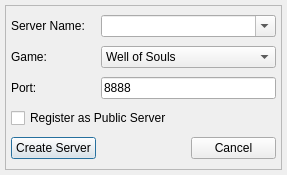
Before: the Qt Designer form ui/createinstance.ui in StarixWoS/ReMix, drawn with Qt 5.
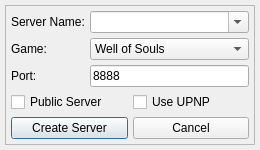
After: the same form once the commit is applied.

Commit message: Change: Add toggles to enable or disable UPNP instead of being enabled by default. Change: A Server Instances UPNP status will now be saved to settings.

The edit to the form file:
```diff
--- a/ui/createinstance.ui
+++ b/ui/createinstance.ui
@@ -6,8 +6,8 @@
    <rect>
     <x>0</x>
     <y>0</y>
-    <width>287</width>
-    <height>175</height>
+    <width>260</width>
+    <height>150</height>
    </rect>
   </property>
   <property name="windowTitle">
@@ -37,7 +37,7 @@
      <property name="frameShadow">
       <enum>QFrame::Raised</enum>
      </property>
-     <layout class="QGridLayout" name="gridLayout_2">
+     <layout class="QGridLayout" name="gridLayout_3">
       <property name="leftMargin">
        <number>5</number>
       </property>
@@ -53,36 +53,6 @@
       <property name="spacing">
        <number>5</number>
       </property>
-      <item row="3" column="0" colspan="3">
-       <widget class="QCheckBox" name="isPublic">
-        <property name="text">
-         <string>Register as Public Server</string>
-        </property>
-       </widget>
-      </item>
-      <item row="4" column="0">
-       <widget class="QPushButton" name="initializeServer">
-        <property name="sizePolicy">
-         <sizepolicy hsizetype="Minimum" vsizetype="Fixed">
-          <horstretch>0</horstretch>
-          <verstretch>0</verstretch>
-         </sizepolicy>
-        </property>
-        <property name="text">
-         <string>Create Server</string>
-        </property>
-        <property name="default">
-         <bool>false</bool>
-        </property>
-       </widget>
-      </item>
-      <item row="0" column="1" colspan="2">
-       <widget class="QComboBox" name="servers">
-        <property name="editable">
-         <bool>true</bool>
-        </property>
-       </widget>
-      </item>
       <item row="0" column="0">
        <widget class="QLabel" name="label_4">
         <property name="text">
@@ -90,7 +60,27 @@
         </property>
        </widget>
       </item>
-      <item row="1" column="1" colspan="2">
+      <item row="0" column="1">
+       <widget class="QComboBox" name="servers">
+        <property name="editable">
+         <bool>true</bool>
+        </property>
+       </widget>
+      </item>
+      <item row="1" column="0">
+       <widget class="QLabel" name="label">
+        <property name="maximumSize">
+         <size>
+          <width>150</width>
+          <height>16777215</height>
+         </size>
+        </property>
+        <property name="text">
+         <string>Game:</string>
+        </property>
+       </widget>
+      </item>
+      <item row="1" column="1">
        <widget class="QComboBox" name="gameName">
         <item>
          <property name="text">
@@ -109,17 +99,20 @@
         </item>
        </widget>
       </item>
-      <item row="4" column="2">
-       <widget class="QPushButton" name="close">
+      <item row="2" column="0">
+       <widget class="QLabel" name="label_3">
+        <property name="maximumSize">
+         <size>
+          <width>150</width>
+          <height>16777215</height>
+         </size>
+        </property>
         <property name="text">
-         <string>Cancel</string>
-        </property>
-        <property name="autoDefault">
-         <bool>false</bool>
+         <string>Port:</string>
         </property>
        </widget>
       </item>
-      <item row="2" column="1" colspan="2">
+      <item row="2" column="1">
        <widget class="QLineEdit" name="portNumber">
         <property name="inputMethodHints">
          <set>Qt::ImhNone</set>
@@ -132,31 +125,58 @@
         </property>
        </widget>
       </item>
-      <item row="2" column="0">
-       <widget class="QLabel" name="label_3">
-        <property name="maximumSize">
-         <size>
-          <width>150</width>
-          <height>16777215</height>
-         </size>
+      <item row="3" column="0" colspan="2">
+       <layout class="QGridLayout" name="gridLayout_2">
+        <property name="spacing">
+         <number>5</number>
         </property>
-        <property name="text">
-         <string>Port:</string>
-        </property>
-       </widget>
-      </item>
-      <item row="1" column="0">
-       <widget class="QLabel" name="label">
-        <property name="maximumSize">
-         <size>
-          <width>150</width>
-          <height>16777215</height>
-         </size>
-        </property>
-        <property name="text">
-         <string>Game:</string>
-        </property>
-       </widget>
+        <item row="0" column="1">
+         <widget class="QCheckBox" name="useUPNP">
+          <property name="toolTip">
+           <string>ReMix will attempt to automatically forward your selected port when enabled.</string>
+          </property>
+          <property name="text">
+           <string>Use UPNP</string>
+          </property>
+         </widget>
+        </item>
+        <item row="0" column="0">
+         <widget class="QCheckBox" name="isPublic">
+          <property name="toolTip">
+           <string>ReMix will connect to the Master Mix Server and allow other people to see and connect to your ReMix Server.</string>
+          </property>
+          <property name="text">
+           <string>Public Server</string>
+          </property>
+         </widget>
+        </item>
+        <item row="1" column="0">
+         <widget class="QPushButton" name="initializeServer">
+          <property name="sizePolicy">
+           <sizepolicy hsizetype="Minimum" vsizetype="Fixed">
+            <horstretch>0</horstretch>
+            <verstretch>0</verstretch>
+           </sizepolicy>
+          </property>
+          <property name="text">
+           <string>Create Server</string>
+          </property>
+          <property name="default">
+           <bool>false</bool>
+          </property>
+         </widget>
+        </item>
+        <item row="1" column="1">
+         <widget class="QPushButton" name="close">
+          <property name="text">
+           <string>Cancel</string>
+          </property>
+          <property name="autoDefault">
+           <bool>false</bool>
+          </property>
+         </widget>
+        </item>
+       </layout>
       </item>
      </layout>
     </widget>
```
The commit also changes 12 other files.
